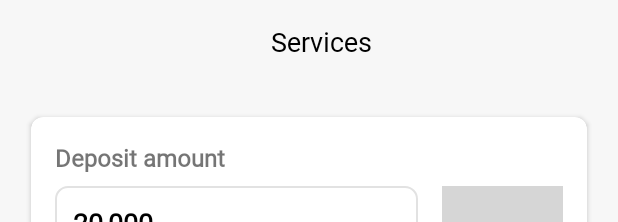
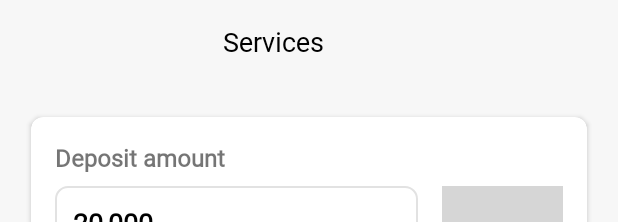
Before and after one commit to Shashank02051997/AlphaBankUI-Android, an Android app: the layout activity_main3.xml on its own in the app's theme, with its tools: preview values and no code run, on a phone screen of 412 x 824 dp. Shown: the top 222 px of the screen. Run offline under Robolectric (Android 15) with nearby library versions, the phone set to English and light mode, and no system bars; grey boxes are pictures that could not be loaded.

Commit message:
Second commit

```diff
--- a/app/src/main/res/layout/activity_main3.xml
+++ b/app/src/main/res/layout/activity_main3.xml
@@ -29,7 +29,8 @@
                 android:text="Services"
                 android:textAlignment="center"
                 android:textColor="#000000"
-                android:textSize="18sp" />
+                android:textSize="18sp"
+                android:layout_marginRight="64dp"/>
 
         </android.support.v7.widget.Toolbar>
 
```
Also changed, not shown: 2 other files.
